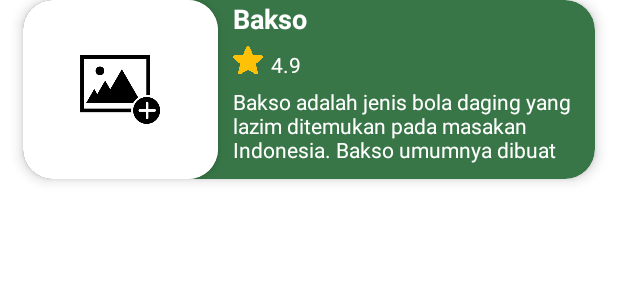
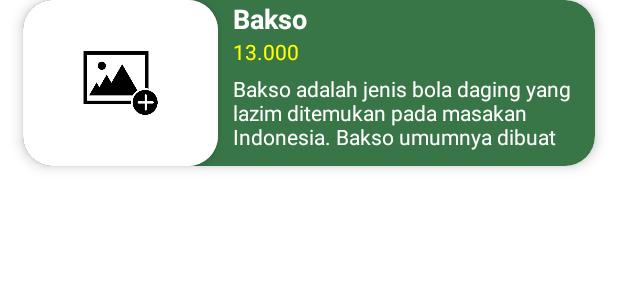
Before and after one commit to nabilaakhairunnisa/GriyaKulinersReview, an Android app: the layout item_menu.xml on its own in the app's theme, with its tools: preview values and no code run, on a phone screen of 412 x 824 dp. Shown: the top 300 px of the screen. Run offline under Robolectric (Android 15) with nearby library versions, the phone set to English and light mode, and no system bars.

Commit message:
menghilangkan bug

```diff
--- a/app/build.gradle.kts
+++ b/app/build.gradle.kts
@@ -11,7 +11,7 @@ android {
     defaultConfig {
         applicationId = "com.nabila.griyakulinersreview"
         minSdk = 21
-        targetSdk = 34
+        targetSdk = 33
         versionCode = 1
         versionName = "1.0"
 
--- a/app/src/main/java/com/nabila/griyakulinersreview/ui/adapter/MenuAdapter.kt
+++ b/app/src/main/java/com/nabila/griyakulinersreview/ui/adapter/MenuAdapter.kt
@@ -23,7 +23,7 @@ class MenuAdapter(private val menuList: List<MenuMakanan>) : RecyclerView.Adapte
             binding.apply {
                 menuName.text = menu.menuName
                 desc.text = menu.description
-                rating.text = menu.ratings.toString()
+                tvPrice.text = menu.price
                 Glide.with(itemView)
                     .load(menu.imageUrl)
                     .into(image)
--- a/app/src/main/java/com/nabila/griyakulinersreview/ui/editusername/EditUsernameActivity.kt
+++ b/app/src/main/java/com/nabila/griyakulinersreview/ui/editusername/EditUsernameActivity.kt
@@ -4,10 +4,11 @@ import android.content.Intent
 import android.os.Bundle
 import androidx.activity.viewModels
 import androidx.appcompat.app.AppCompatActivity
-import com.nabila.griyakulinersreview.MainActivity
 import com.nabila.griyakulinersreview.R
 import com.nabila.griyakulinersreview.data.model.User
 import com.nabila.griyakulinersreview.databinding.ActivityLoginBinding
+import com.nabila.griyakulinersreview.ui.home.MainActivity
+import com.nabila.griyakulinersreview.ui.showToast
 import com.nabila.griyakulinersreview.ui.viewmodel.MainViewModel
 import com.nabila.griyakulinersreview.ui.viewmodel.ViewModelFactory
 
@@ -30,6 +31,7 @@ class EditUsernameActivity: AppCompatActivity() {
             login.setOnClickListener {
                 val username = username.text.toString()
                 viewmodel.saveSession(User(username))
+                showToast(this@EditUsernameActivity, R.string.edit_username_success)
                 startActivity(Intent(this@EditUsernameActivity, MainActivity::class.java))
                 finish()
             }
--- a/app/src/main/res/layout/activity_login.xml
+++ b/app/src/main/res/layout/activity_login.xml
@@ -7,8 +7,7 @@
     android:layout_height="match_parent"
     android:background="@color/dark_green"
     tools:context=".ui.login.LoginActivity"
-    android:orientation="vertical"
-    android:fitsSystemWindows="true">
+    android:orientation="vertical">
 
     <ImageView
         android:layout_width="match_parent"
@@ -44,7 +43,7 @@
     <ImageView
         android:layout_width="match_parent"
         android:layout_height="0dp"
-        android:layout_weight="1"
+        android:layout_weight="0.8"
         android:src="@drawable/bottom"
         android:layout_gravity="top"
         android:scaleType="centerCrop"
--- a/app/src/main/res/layout/activity_upload.xml
+++ b/app/src/main/res/layout/activity_upload.xml
@@ -3,8 +3,7 @@
     xmlns:app="http://schemas.android.com/apk/res-auto"
     xmlns:android="http://schemas.android.com/apk/res/android"
     android:layout_width="match_parent"
-    android:layout_height="match_parent"
-    android:fitsSystemWindows="true">
+    android:layout_height="match_parent">
 
     <FrameLayout
         android:layout_width="match_parent"
--- a/app/src/main/res/layout/item_menu.xml
+++ b/app/src/main/res/layout/item_menu.xml
@@ -49,26 +49,12 @@
                 android:textColor="@color/white"
                 android:textSize="18sp"/>
 
-            <LinearLayout
+            <TextView
+                android:id="@+id/tvPrice"
+                android:layout_width="wrap_content"
                 android:layout_height="wrap_content"
-                android:layout_width="match_parent"
-                android:orientation="horizontal"
-                android:layout_marginTop="5dp">
-                <ImageView
-                    android:layout_height="20dp"
-                    android:layout_width="20dp"
-                    android:src="@drawable/star_fill"
-                    android:contentDescription="@string/icon_star" />
-                <TextView
-                    android:id="@+id/rating"
-                    android:layout_height="wrap_content"
-                    android:layout_width="wrap_content"
-                    android:paddingStart="5dp"
-                    android:paddingEnd="5dp"
-                    android:paddingTop="3dp"
-                    android:textColor="@color/white"
-                    android:text="@string/rating"/>
-            </LinearLayout>
+                android:text="13.000"
+                android:textColor="@color/yellow"/>
 
             <TextView
                 android:id="@+id/desc"
--- a/app/src/main/res/values/strings.xml
+++ b/app/src/main/res/values/strings.xml
@@ -41,4 +41,5 @@
     <string name="delete_success">Menu Berhasil Dihapus</string>
     <string name="rp">Rp. </string>
     <string name="failed_to_retrieve_data">Failed to retrieve data</string>
+    <string name="edit_username_success">Username Berhasil Diubah</string>
 </resources>
```
Also changed, not shown: app/src/main/AndroidManifest.xml (+2 -5 lines), app/src/main/java/com/nabila/griyakulinersreview/ui/home/MainActivity.kt (renamed from app/src/main/java/com/nabila/griyakulinersreview/MainActivity.kt, +12 -7 lines), app/src/main/java/com/nabila/griyakulinersreview/ui/login/LoginActivity.kt (+8 -1 lines).
